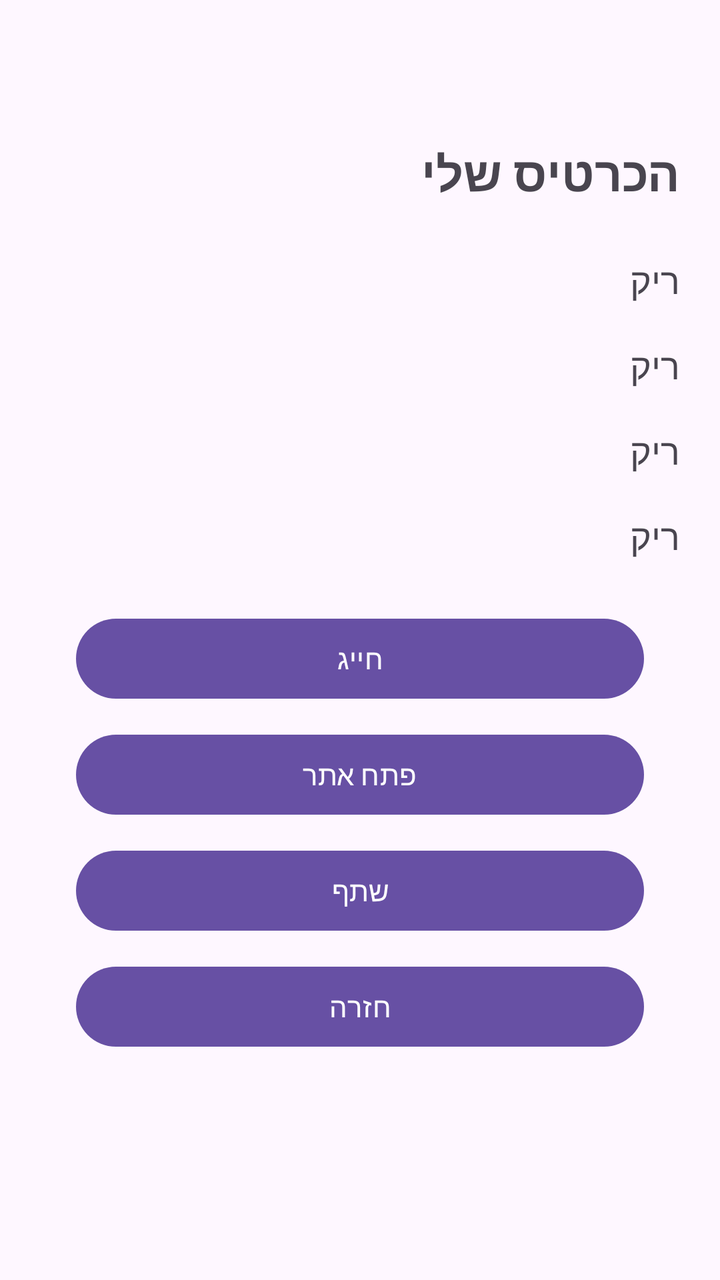
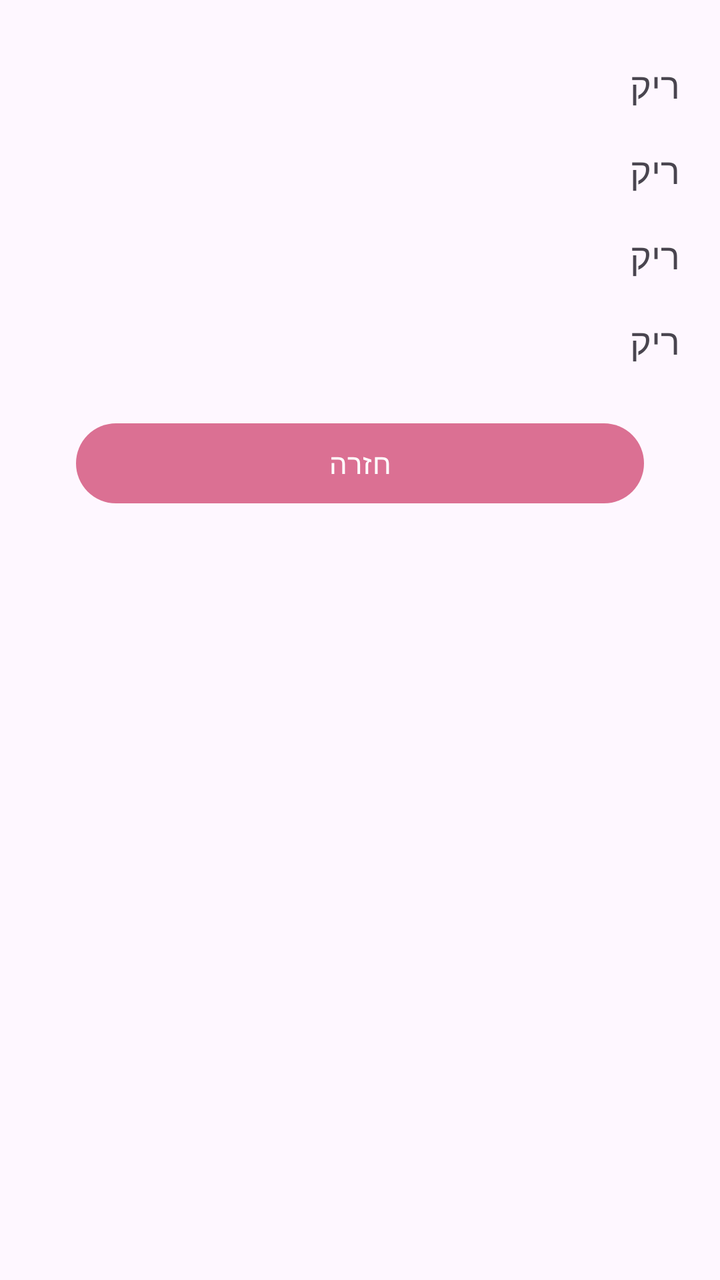

Compare the two renders of this Android layout. The source of the first and the diff that turns it into the second are given below.
<!-- AndroidManifest.xml: application theme Theme.MyApplication -->
<!-- res/layout/cardactivity.xml -->
<?xml version="1.0" encoding="utf-8"?>
<LinearLayout xmlns:android="http://schemas.android.com/apk/res/android"
    xmlns:tools="http://schemas.android.com/tools"
    android:id="@+id/main"
    android:layout_width="match_parent"
    android:layout_height="match_parent"
    android:orientation="vertical"
    android:paddingHorizontal="20dp"
    android:paddingTop="70dp"
    tools:context=".CardActivity">

    <TextView
        android:id="@+id/secondTextText"
        android:layout_width="match_parent"
        android:layout_height="wrap_content"
        android:text="הכרטיס שלי"
        android:textSize="24sp"
        android:textStyle="bold"
        android:layout_marginBottom="25dp" />

    <TextView
        android:id="@+id/getName"
        android:layout_width="match_parent"
        android:layout_height="wrap_content"
        android:text="ריק"
        android:textSize="18sp"
        android:layout_marginBottom="18dp" />

    <TextView
        android:id="@+id/getRole"
        android:layout_width="match_parent"
        android:layout_height="wrap_content"
        android:text="ריק"
        android:textSize="18sp"
        android:layout_marginBottom="18dp" />

    <TextView
        android:id="@+id/getPhone"
        android:layout_width="match_parent"
        android:layout_height="wrap_content"
        android:text="ריק"
        android:textSize="18sp"
        android:layout_marginBottom="18dp" />

    <TextView
        android:id="@+id/getWebsite"
        android:layout_width="match_parent"
        android:layout_height="wrap_content"
        android:text="ריק"
        android:textSize="18sp"
        android:layout_marginBottom="25dp" />

    <Button
        android:id="@+id/callButton"
        android:layout_width="match_parent"
        android:layout_height="wrap_content"
        android:layout_marginHorizontal="18dp"
        android:layout_marginBottom="10dp"
        android:text="חייג" />

    <Button
        android:id="@+id/openWebsite"
        android:layout_width="match_parent"
        android:layout_height="wrap_content"
        android:layout_marginHorizontal="18dp"
        android:layout_marginBottom="10dp"
        android:text="פתח אתר" />

    <Button
        android:id="@+id/shareButton"
        android:layout_width="match_parent"
        android:layout_height="wrap_content"
        android:layout_marginHorizontal="18dp"
        android:layout_marginBottom="10dp"
        android:text="שתף" />

    <Button
        android:id="@+id/buttonBack"
        android:layout_width="match_parent"
        android:layout_height="wrap_content"
        android:layout_marginHorizontal="18dp"
        android:text="חזרה" />

</LinearLayout>
<!-- resources referenced by this layout -->
<resources>
  <style name="Theme.MyApplication" parent="Base.Theme.MyApplication" />
  <style name="Base.Theme.MyApplication" parent="Theme.Material3.DayNight.NoActionBar">
          
          
      </style>
</resources>

<!-- the commit's change to res/layout/cardactivity.xml (unified diff, before → after) -->
@@ -6,17 +6,9 @@
     android:layout_height="match_parent"
     android:orientation="vertical"
     android:paddingHorizontal="20dp"
-    android:paddingTop="70dp"
+    android:fitsSystemWindows="true"
+    android:paddingTop="30dp"
     tools:context=".CardActivity">
-
-    <TextView
-        android:id="@+id/secondTextText"
-        android:layout_width="match_parent"
-        android:layout_height="wrap_content"
-        android:text="הכרטיס שלי"
-        android:textSize="24sp"
-        android:textStyle="bold"
-        android:layout_marginBottom="25dp" />
 
     <TextView
         android:id="@+id/getName"
@@ -38,6 +30,7 @@
         android:id="@+id/getPhone"
         android:layout_width="match_parent"
         android:layout_height="wrap_content"
+        android:gravity="right"
         android:text="ריק"
         android:textSize="18sp"
         android:layout_marginBottom="18dp" />
@@ -50,29 +43,6 @@
         android:textSize="18sp"
         android:layout_marginBottom="25dp" />
 
-    <Button
-        android:id="@+id/callButton"
-        android:layout_width="match_parent"
-        android:layout_height="wrap_content"
-        android:layout_marginHorizontal="18dp"
-        android:layout_marginBottom="10dp"
-        android:text="חייג" />
-
-    <Button
-        android:id="@+id/openWebsite"
-        android:layout_width="match_parent"
-        android:layout_height="wrap_content"
-        android:layout_marginHorizontal="18dp"
-        android:layout_marginBottom="10dp"
-        android:text="פתח אתר" />
-
-    <Button
-        android:id="@+id/shareButton"
-        android:layout_width="match_parent"
-        android:layout_height="wrap_content"
-        android:layout_marginHorizontal="18dp"
-        android:layout_marginBottom="10dp"
-        android:text="שתף" />
 
     <Button
         android:id="@+id/buttonBack"
<!-- resource entries referenced after the edit -->
@@ -1,9 +1,11 @@
 <!-- resources referenced by this layout -->
 <resources>
   <style name="Theme.MyApplication" parent="Base.Theme.MyApplication" />
-  <style name="Base.Theme.MyApplication" parent="Theme.Material3.DayNight.NoActionBar">
-          
-          
+  <style name="Base.Theme.MyApplication" parent="Theme.Material3.DayNight">
+          <item name="colorPrimary">#DB7093</item>
+          <item name="colorOnPrimary">#FFFFFF</item>
+          <item name="colorSurface">#FFF0F5</item>
+          <item name="colorSurfaceContainer">#DB7093</item>
       </style>
 </resources>
 
